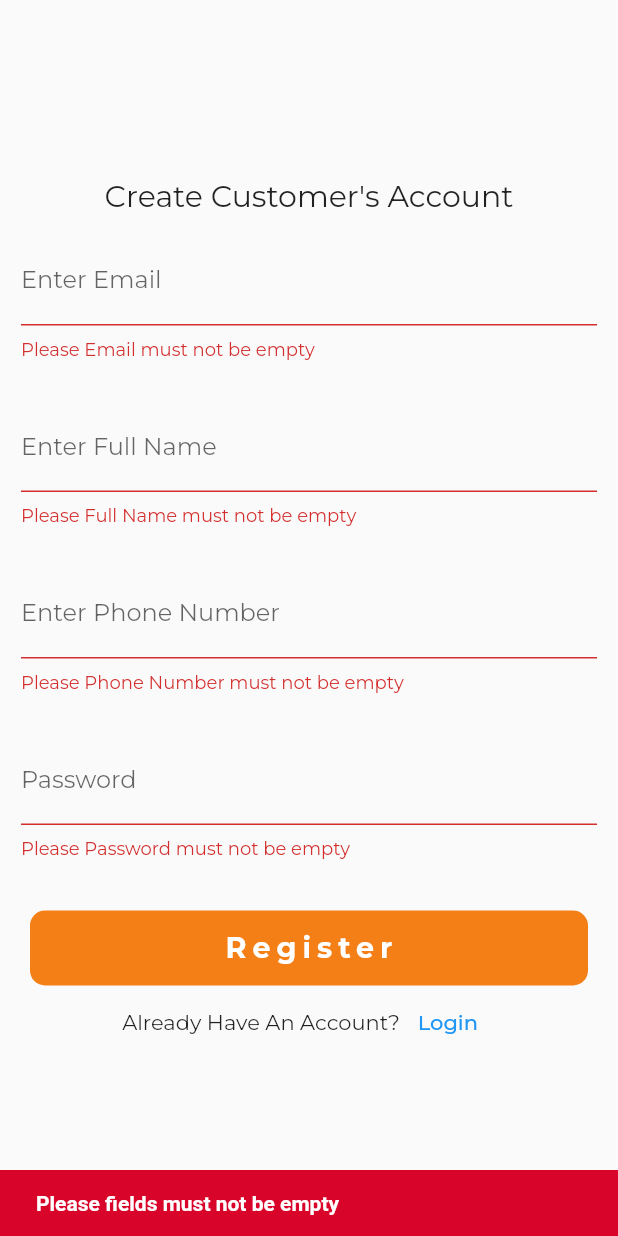
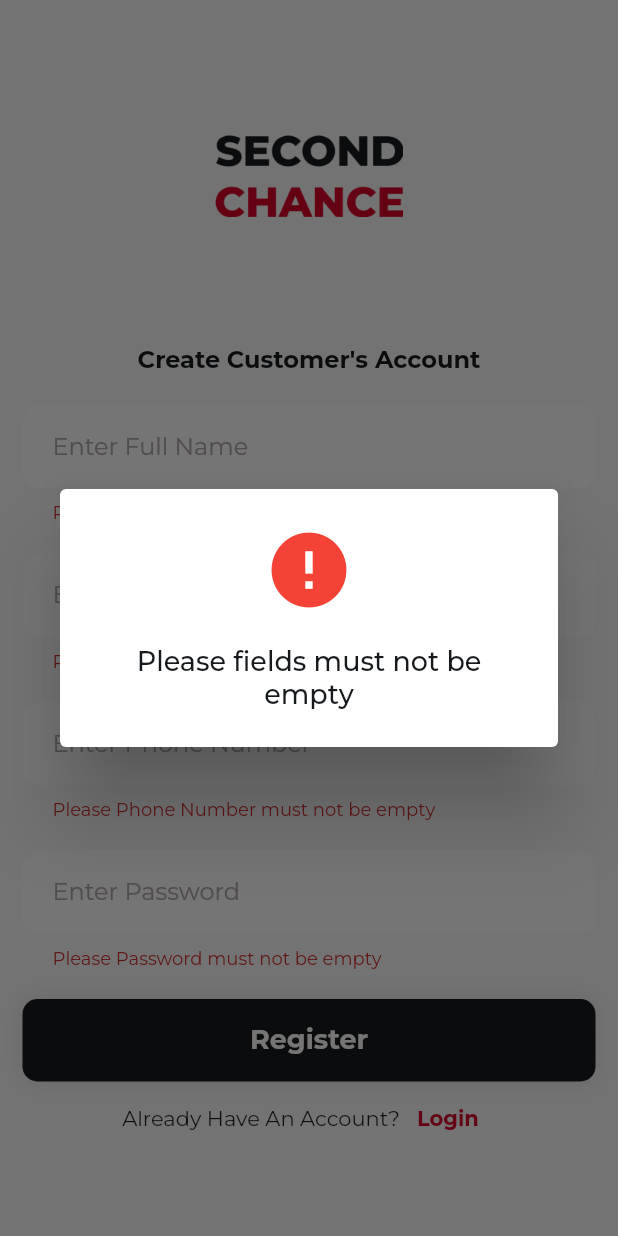
Before and after one commit to bryandk26/second_hand, a Flutter app: the RegisterView screen opened directly, after a tap on "Register", on a phone screen of 412 x 824 dp. Run offline on Flutter 3.47's test engine with Material 2 defaults, Android fonts, the phone set to English and light mode, and no system bars; our stand-ins replace cloud_firestore, firebase_auth, firebase_core, firebase_storage, flutter_easyloading, image_picker; accounts and stored records are empty.

Commit message:
refactor register

```diff
--- a/lib/buyers/controllers/auth_controller.dart
+++ b/lib/buyers/controllers/auth_controller.dart
@@ -48,7 +48,6 @@ class AuthController {
           fullName.isNotEmpty &&
           phoneNumber.isNotEmpty &&
           password.isNotEmpty) {
-        //Create the users
         UserCredential cred = await _auth.createUserWithEmailAndPassword(
           email: email,
           password: password,
@@ -72,9 +71,24 @@ class AuthController {
 
         res = 'success';
       } else {
-        res = 'Please Fields must not be empty';
+        res = 'Please fields must not be empty';
       }
-    } catch (e) {}
+    } on FirebaseAuthException catch (e) {
+      if (e.code == 'weak-password') {
+        res = 'The password is too weak.';
+      } else if (e.code == 'email-already-in-use') {
+        res = 'The account already exists for that email.';
+      } else if (e.code == 'invalid-email') {
+        res = 'The email address is badly formatted';
+      } else if (e.code == 'invalid-input') {
+        res = 'Please fill all fields';
+      } else {
+        res = e.message ?? 'An error occurred while signing up';
+      }
+    } catch (e) {
+      res = e.toString();
+    }
+
     return res;
   }
 
--- a/lib/buyers/views/auth/register_view.dart
+++ b/lib/buyers/views/auth/register_view.dart
@@ -1,10 +1,11 @@
-import 'package:flutter/cupertino.dart';
 import 'package:flutter/foundation.dart';
 import 'package:flutter/material.dart';
-import 'package:image_picker/image_picker.dart';
 import 'package:second_chance/buyers/controllers/auth_controller.dart';
 import 'package:second_chance/buyers/views/auth/login_view.dart';
-import 'package:second_chance/utils/show_snack.dart';
+import 'package:second_chance/buyers/views/widgets/button_global.dart';
+import 'package:second_chance/buyers/views/widgets/text_form_global.dart';
+import 'package:second_chance/theme.dart';
+import 'package:second_chance/utils/show_dialog.dart';
 
 class RegisterView extends StatefulWidget {
   @override
@@ -33,7 +34,7 @@ class _RegisterViewState extends State<RegisterView> {
       _isLoading = true;
     });
     if (_formKey.currentState!.validate()) {
-      await _authController
+      String res = await _authController
           .signUpUsers(email, fullName, phoneNumber, password, _image)
           .whenComplete(() {
         setState(() {
@@ -42,13 +43,43 @@ class _RegisterViewState extends State<RegisterView> {
         });
       });
 
-      return showSnack(
-          context, 'Congratulations an account has been created for you');
+      if (res == 'success') {
+        return displayDialog(
+          context,
+          'Congratulations your account has been created!',
+          Icon(
+            Icons.check_circle_rounded,
+            color: Colors.green.shade600,
+            size: 60,
+          ),
+        );
       } else {
         setState(() {
           _isLoading = false;
         });
-      return showSnack(context, 'Please fields must not be empty');
+        displayDialog(
+          context,
+          res,
+          Icon(
+            Icons.error,
+            color: Colors.red,
+            size: 60,
+          ),
+        );
+      }
+    } else {
+      setState(() {
+        _isLoading = false;
+      });
+      displayDialog(
+        context,
+        'Please fields must not be empty',
+        Icon(
+          Icons.error,
+          color: Colors.red,
+          size: 60,
+        ),
+      );
     }
   }
 
@@ -57,18 +88,56 @@ class _RegisterViewState extends State<RegisterView> {
     return Scaffold(
       body: Center(
         child: SingleChildScrollView(
+          child: Container(
+            width: double.infinity,
+            padding: const EdgeInsets.all(15.0),
             child: Form(
               key: _formKey,
               child: Column(
                 mainAxisAlignment: MainAxisAlignment.center,
                 children: [
+                  Image.asset(
+                    'assets/images/Text Only Without Background.png',
+                    width: 125,
+                    height: 125,
+                  ),
+                  SizedBox(
+                    height: 50,
+                  ),
                   Text(
                     "Create Customer's Account",
-                  style: TextStyle(fontSize: 20),
+                    style: TextStyle(
+                      color: blackColor,
+                      fontSize: 16,
+                      fontWeight: FontWeight.bold,
                     ),
-                Padding(
-                  padding: const EdgeInsets.all(14.0),
-                  child: TextFormField(
+                  ),
+                  SizedBox(
+                    height: 20,
+                  ),
+                  TextFormGlobal(
+                    text: 'Full Name',
+                    textInputType: TextInputType.text,
+                    obsecure: false,
+                    validator: (value) {
+                      if (value!.isEmpty) {
+                        return 'Please Full Name must not be empty';
+                      } else {
+                        return null;
+                      }
+                    },
+                    onChanged: (value) {
+                      fullName = value;
+                      return null;
+                    },
+                  ),
+                  SizedBox(
+                    height: 20,
+                  ),
+                  TextFormGlobal(
+                    text: 'Email',
+                    textInputType: TextInputType.emailAddress,
+                    obsecure: false,
                     validator: (value) {
                       if (value!.isEmpty) {
                         return 'Please Email must not be empty';
@@ -78,33 +147,16 @@ class _RegisterViewState extends State<RegisterView> {
                     },
                     onChanged: (value) {
                       email = value;
+                      return null;
                     },
-                    decoration: InputDecoration(
-                      labelText: 'Enter Email',
                   ),
+                  SizedBox(
+                    height: 20,
                   ),
-                ),
-                Padding(
-                  padding: const EdgeInsets.all(14.0),
-                  child: TextFormField(
-                    validator: (value) {
-                      if (value!.isEmpty) {
-                        return 'Please Full Name must not be empty';
-                      } else {
-                        return null;
-                      }
-                    },
-                    onChanged: (value) {
-                      fullName = value;
-                    },
-                    decoration: InputDecoration(
-                      labelText: 'Enter Full Name',
-                    ),
-                  ),
-                ),
-                Padding(
-                  padding: const EdgeInsets.all(14.0),
-                  child: TextFormField(
+                  TextFormGlobal(
+                    text: 'Phone Number',
+                    textInputType: TextInputType.phone,
+                    obsecure: false,
                     validator: (value) {
                       if (value!.isEmpty) {
                         return 'Please Phone Number must not be empty';
@@ -114,16 +166,16 @@ class _RegisterViewState extends State<RegisterView> {
                     },
                     onChanged: (value) {
                       phoneNumber = value;
+                      return null;
                     },
-                    decoration: InputDecoration(
-                      labelText: 'Enter Phone Number',
                   ),
+                  SizedBox(
+                    height: 20,
                   ),
-                ),
-                Padding(
-                  padding: const EdgeInsets.all(14.0),
-                  child: TextFormField(
-                    obscureText: true,
+                  TextFormGlobal(
+                    text: 'Password',
+                    textInputType: TextInputType.text,
+                    obsecure: true,
                     validator: (value) {
                       if (value!.isEmpty) {
                         return 'Please Password must not be empty';
@@ -133,42 +185,16 @@ class _RegisterViewState extends State<RegisterView> {
                     },
                     onChanged: (value) {
                       password = value;
+                      return null;
                     },
-                    decoration: InputDecoration(
-                      labelText: 'Password',
-                    ),
-                  ),
                   ),
                   SizedBox(
                     height: 20,
                   ),
-                GestureDetector(
-                  onTap: () {
-                    _signUpUser();
-                  },
-                  child: Container(
-                    width: MediaQuery.of(context).size.width - 40,
-                    height: 50,
-                    decoration: BoxDecoration(
-                      color: Colors.yellow.shade900,
-                      borderRadius: BorderRadius.circular(10),
-                    ),
-                    child: Center(
-                      child: _isLoading
-                          ? CircularProgressIndicator(
-                              color: Colors.white,
-                            )
-                          : Text(
-                              'Register',
-                              style: TextStyle(
-                                color: Colors.white,
-                                fontSize: 19,
-                                fontWeight: FontWeight.bold,
-                                letterSpacing: 4,
-                              ),
-                            ),
-                    ),
-                  ),
+                  InkWell(
+                    onTap: () => _signUpUser(),
+                    child:
+                        ButtonGlobal(isLoading: _isLoading, text: 'Register'),
                   ),
                   Row(
                     mainAxisAlignment: MainAxisAlignment.center,
@@ -185,7 +211,13 @@ class _RegisterViewState extends State<RegisterView> {
                             ),
                           );
                         },
-                      child: Text('Login'),
+                        child: Text(
+                          'Login',
+                          style: TextStyle(
+                            color: primaryColor,
+                            fontWeight: FontWeight.w800,
+                          ),
+                        ),
                       ),
                     ],
                   )
@@ -194,6 +226,7 @@ class _RegisterViewState extends State<RegisterView> {
             ),
           ),
         ),
+      ),
     );
   }
 }
--- a/lib/utils/show_dialog.dart
+++ b/lib/utils/show_dialog.dart
@@ -1,13 +1,19 @@
 import 'package:flutter/material.dart';
+import 'package:second_chance/theme.dart';
 
 void displayDialog(BuildContext context, String message, dynamic title) {
   showDialog(
     context: context,
     builder: (BuildContext context) {
-      return Center(
-        child: AlertDialog(
-          title: title,
-          content: Text(message),
+      return AlertDialog(
+        title: title,
+        content: Container(
+          width: double.maxFinite,
+          child: Text(
+            message,
+            textAlign: TextAlign.center,
+            style: subTitle,
+          ),
         ),
       );
     },
```
Lines whose indentation alone changed are shown as unchanged.
